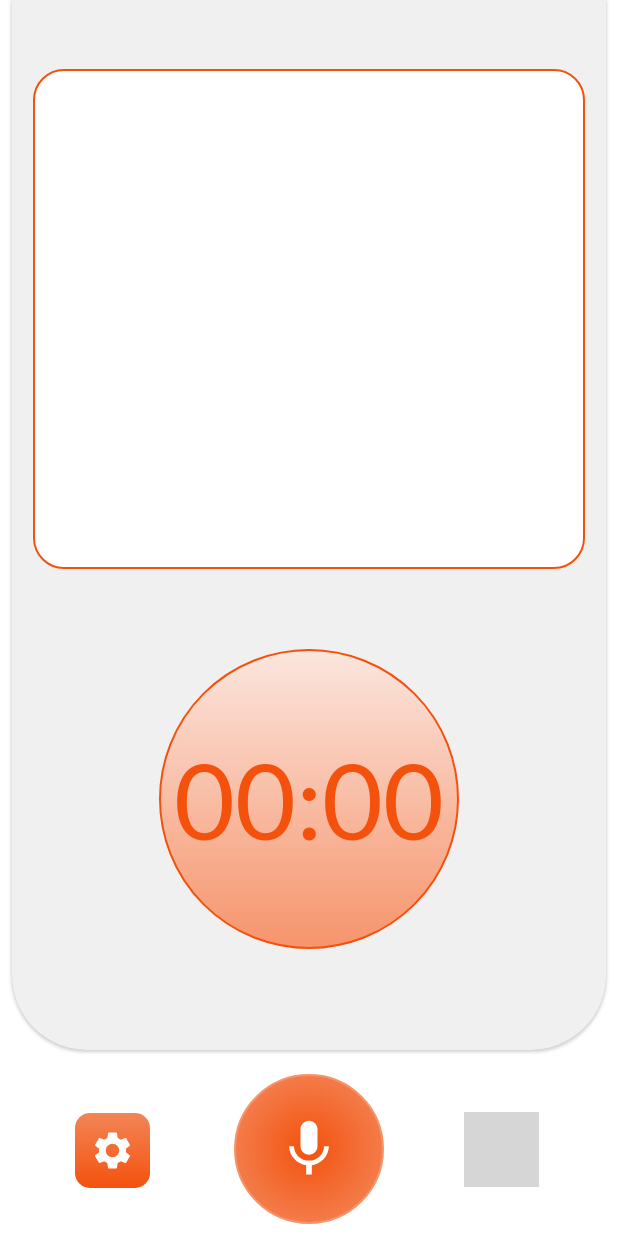
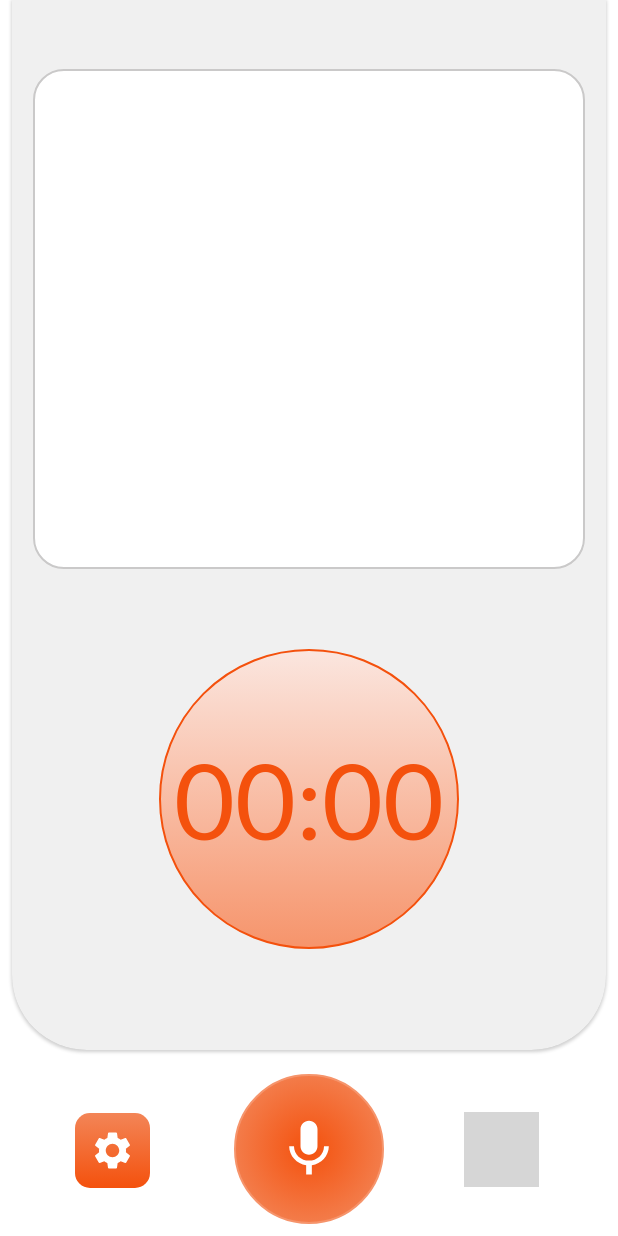
Before and after one commit to DrTim105/Audio-Journal-App, an Android app: the screen it shows after launch (MainActivity), on a phone screen of 412 x 824 dp. Run offline under Robolectric (Android 15) with nearby library versions, the phone set to English and light mode, and no system bars; libraries missing offline, so code that uses them is left out: com.astuetz; grey boxes are pictures that could not be loaded.

Commit message:
updated design

```diff
--- a/app/src/main/java/com/salihutimothy/myaudiojournalapp/services/RecordingService.kt
+++ b/app/src/main/java/com/salihutimothy/myaudiojournalapp/services/RecordingService.kt
@@ -99,7 +99,7 @@ class RecordingService : Service() {
             .setContentText("Recording...")
             .setContentIntent(intent)
             .setOngoing(true)
-            .setSmallIcon(R.drawable.ic_placeholder)
+            .setSmallIcon(R.drawable.ic_mic)
             .build()
     }
 
--- a/app/src/main/res/drawable/button_bg_red2.xml
+++ b/app/src/main/res/drawable/button_bg_red2.xml
@@ -3,7 +3,7 @@
     <item android:state_pressed="true" >
         <shape android:shape="oval">
             <solid
-                android:color="#FFFFFF" />
+                android:color="@color/whitee" />
             <stroke
                 android:width="1.5dp"
                 android:color="#f4510d" />
--- a/app/src/main/res/drawable/wave_bg.xml
+++ b/app/src/main/res/drawable/wave_bg.xml
@@ -4,19 +4,24 @@
 
     <item>
         <shape android:shape="rectangle">
-<!--            <gradient android:angle="270"-->
-<!--                android:endColor="#FBE6DF"-->
-<!--                android:startColor="#FBE6DF" />-->
-<!--                android:startColor="#FDC3B3" />-->
+            <!--            <gradient android:angle="270"-->
+            <!--                android:endColor="#FBE6DF"-->
+            <!--                android:startColor="#FBE6DF" />-->
+            <!--                android:startColor="#FDC3B3" />-->
 
             <!--            <gradient android:angle="270"-->
             <!--                android:endColor="#a6d6fc"-->
             <!--                android:startColor="#0e6cb6" />-->
 
-                        <solid android:color="@color/whitee"/>
+            <!--            <gradient-->
+            <!--                android:startColor="@color/base"-->
+            <!--                android:endColor="@color/accent"-->
+            <!--                android:angle="270" />-->
+
+            <solid android:color="@color/whitee" />
             <size android:width="80dp" android:height="80dp" />
 
-            <stroke android:width="1dp" android:color="#f4510d" />
+            <stroke android:width="1dp" android:color="#CAC9C9" />
 
             <corners android:radius="20dp" />
 
--- a/app/src/main/res/values/colors.xml
+++ b/app/src/main/res/values/colors.xml
@@ -16,7 +16,7 @@
 
     <color name="whitee">#FFFFFFFF</color>
     <color name="base">#FFFFFFFF</color>
-    <color name="accent">#EFEEEE</color>
+    <color name="accent">#F0F0F0</color>
 
 
 </resources>
```
